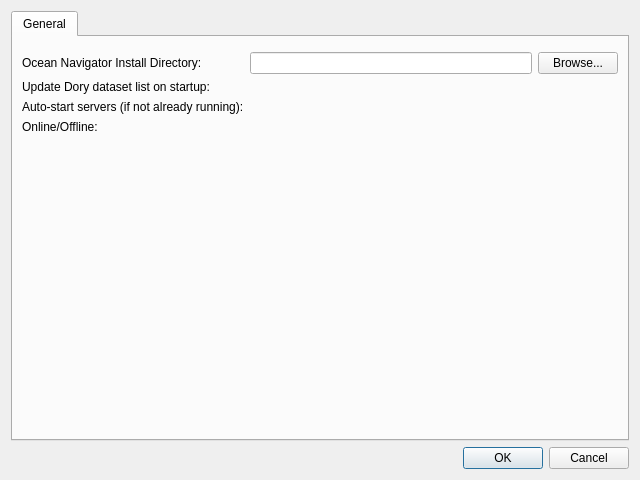
Old version of the form Config_Tool/dialogpreferences.ui in the repository DFO-Ocean-Navigator/Navigator2Go.
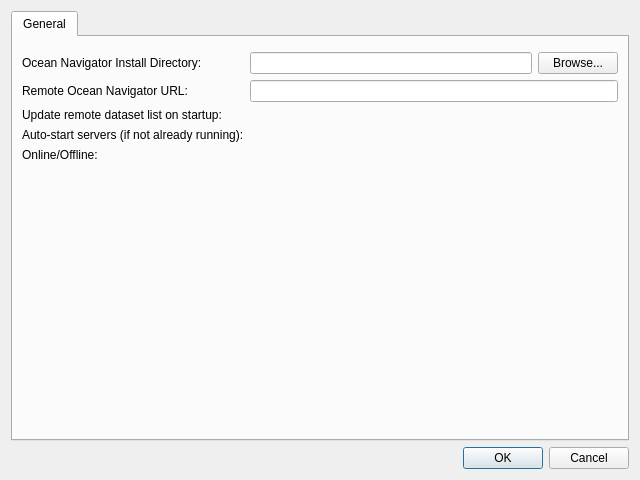
New version of the form. Custom widgets are drawn as their Qt base class.

Commit message:
Added option to set remote Navigator server.
* This defaults to Dory.

Patch:
```diff
--- a/Config_Tool/dialogpreferences.ui
+++ b/Config_Tool/dialogpreferences.ui
@@ -75,36 +75,53 @@
            </item>
           </layout>
          </item>
-         <item row="2" column="0">
-          <widget class="QLabel" name="label_2">
-           <property name="text">
-            <string>Update Dory dataset list on startup:</string>
-           </property>
-          </widget>
-         </item>
          <item row="3" column="0">
+          <widget class="QLabel" name="label_2">
+           <property name="text">
+            <string>Update remote dataset list on startup:</string>
+           </property>
+          </widget>
+         </item>
+         <item row="4" column="0">
           <widget class="QLabel" name="label_3">
            <property name="text">
             <string>Auto-start servers (if not already running):</string>
            </property>
           </widget>
          </item>
-         <item row="2" column="1">
-          <widget class="SwitchWidget" name="switchUpdateDoryDatasetsOnStart" native="true"/>
-         </item>
          <item row="3" column="1">
+          <widget class="SwitchWidget" name="switchUpdateDoryDatasetsOnStart" native="true"/>
+         </item>
+         <item row="4" column="1">
           <widget class="SwitchWidget" name="switchAutoStartServers" native="true"/>
          </item>
-         <item row="4" column="0">
+         <item row="5" column="0">
           <widget class="QLabel" name="label_4">
            <property name="text">
             <string>Online/Offline:</string>
            </property>
           </widget>
          </item>
-         <item row="4" column="1">
+         <item row="5" column="1">
           <widget class="SwitchWidget" name="switchOnlineOffline" native="true"/>
          </item>
+         <item row="2" column="0">
+          <widget class="QLabel" name="label_5">
+           <property name="text">
+            <string>Remote Ocean Navigator URL:</string>
+           </property>
+          </widget>
+         </item>
+         <item row="2" column="1">
+          <widget class="QLineEdit" name="lineEditRemoteURL">
+           <property name="text">
+            <string/>
+           </property>
+           <property name="clearButtonEnabled">
+            <bool>true</bool>
+           </property>
+          </widget>
+         </item>
         </layout>
        </widget>
       </widget>
```
The commit also changes 5 other files.
